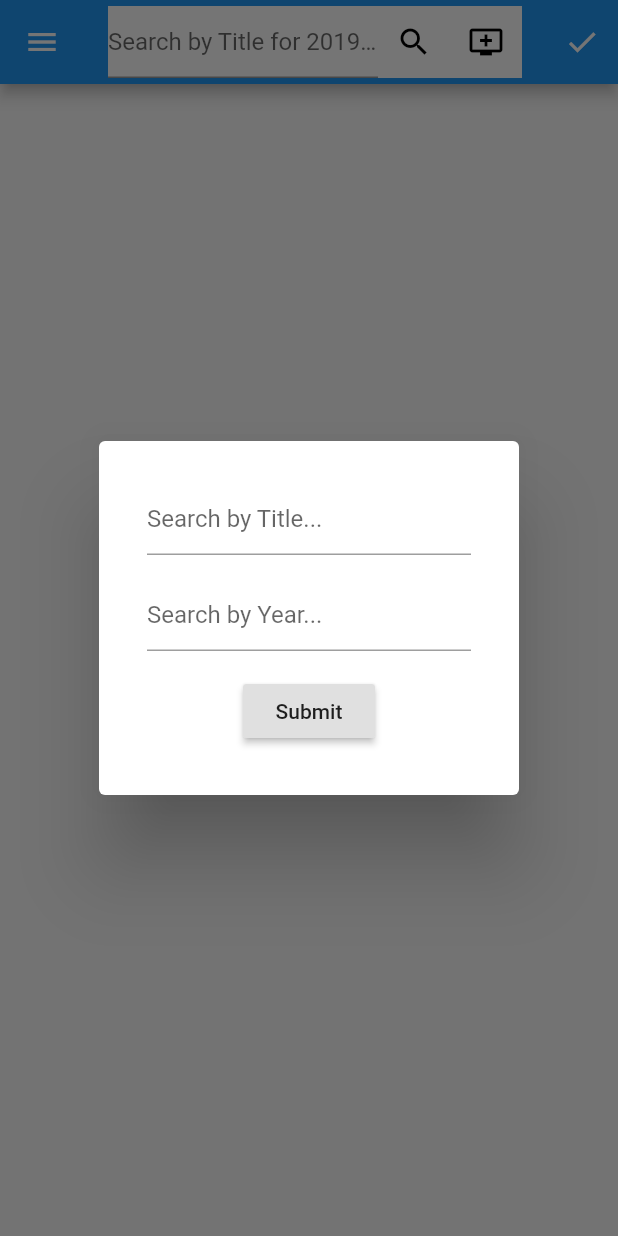
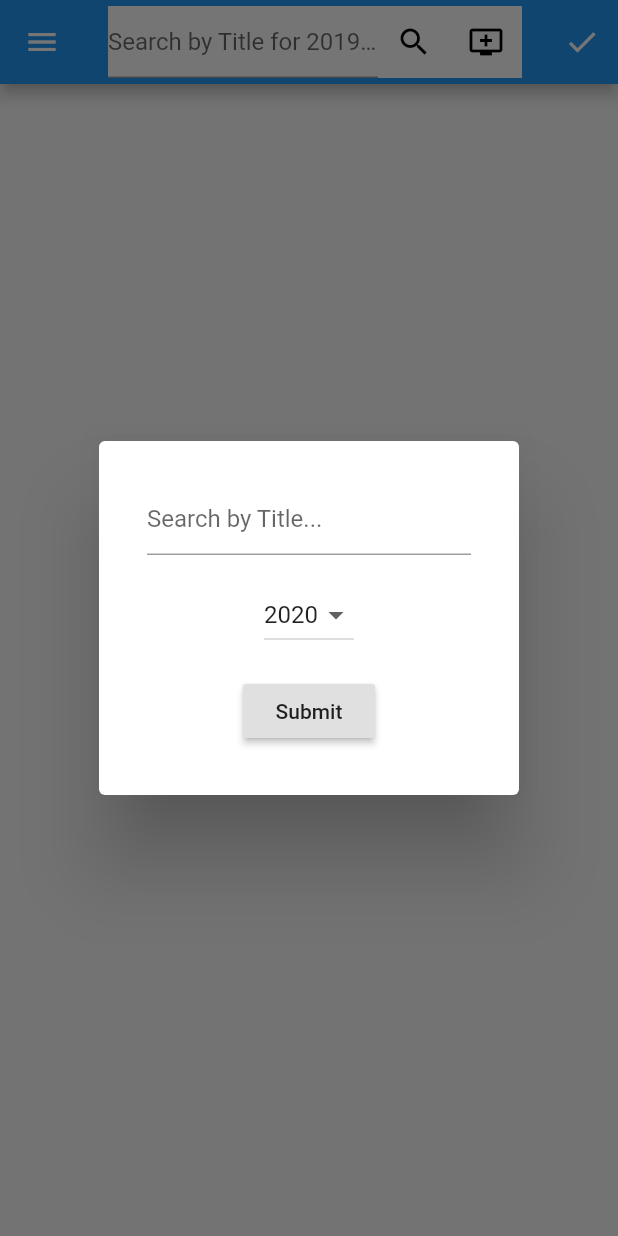
Before and after one commit to ggrangga/demo_app, a Flutter app: the screen it shows after launch, after a tap on the "search" icon, after a tap on the "add to queue" icon, on a phone screen of 412 x 824 dp. Run offline on Flutter 3.47's test engine with Material 2 defaults, Android fonts, the phone set to English and light mode, and no system bars; network calls fail.

Commit message:
still looking why dropdown label not change

```diff
--- a/lib/src/app.dart
+++ b/lib/src/app.dart
@@ -56,9 +56,12 @@ class AppState extends State<App> {
         appBar: AppBar(
           centerTitle: true,
           title: typing
-              ? SearchBox(
+              ? SearchBoxPage(
                   onSearchTappedCallback: (String movieName) {
                     fetchImageSearch(movieName);
+                    setState(() {
+                      typing = !typing;
+                    });
                   },
                 )
               : Text('omdbapi.com'),
@@ -77,11 +80,7 @@ class AppState extends State<App> {
             icon: Icon(
               Icons.menu,
             ),
-            onPressed: () {
-              /*setState(() {
-                typing = !typing;
-              });*/
-            },
+            onPressed: () {},
           ),
         ),
       ),
@@ -89,18 +88,20 @@ class AppState extends State<App> {
   }
 }
 
+class SearchBoxPage extends StatefulWidget{
+  final OnSearchTappedCallback onSearchTappedCallback;
+
+  SearchBoxPage({this.onSearchTappedCallback});
+
+  @override
+  SearchBoxState createState()=> SearchBoxState();
+}
+
 typedef OnSearchTappedCallback = Function(String);
-
-class SearchBox extends StatelessWidget {
-  final OnSearchTappedCallback onSearchTappedCallback;
-  final TextEditingController searchOnlyByTitleController =
-      new TextEditingController();
-  final TextEditingController searchByTitleController =
-      new TextEditingController();
-  final TextEditingController searchByYearController =
-      new TextEditingController();
-
-  SearchBox({this.onSearchTappedCallback});
+class SearchBoxState extends State<SearchBoxPage> {
+  String textfieldOnlyTitleValue = "";
+  String textfieldTitleValue = "";
+  String dropdownYearValue = "2020";
 
   @override
   Widget build(BuildContext context) {
@@ -111,10 +112,15 @@ class SearchBox extends StatelessWidget {
         children: [
           Expanded(
             child: TextField(
-              controller: searchOnlyByTitleController,
+              //controller: searchOnlyByTitleController,
               decoration: InputDecoration(
                 hintText: "Search by Title for 2019...",
               ),
+              onChanged: (value) {
+                setState(() {
+                  textfieldOnlyTitleValue = value;
+                });
+              },
             ),
           ),
           IconButton(
@@ -123,10 +129,11 @@ class SearchBox extends StatelessWidget {
               color: Colors.black,
             ),
             onPressed: () {
-              String str = searchOnlyByTitleController.text;
-              if (str.length > 0) {
-                onSearchTappedCallback("&s=$str&y=2019");
-                searchOnlyByTitleController.text = "";
+              if (textfieldOnlyTitleValue.length > 0) {
+                widget.onSearchTappedCallback("&s=$textfieldOnlyTitleValue&y=2019");
+                setState(() {
+                  textfieldOnlyTitleValue = "";
+                });
               }
             },
           ),
@@ -147,7 +154,11 @@ class SearchBox extends StatelessWidget {
                             Padding(
                               padding: EdgeInsets.all(8.0),
                               child: TextField(
-                                controller: searchByTitleController,
+                                onChanged: (value) {
+                                  setState(() {
+                                    textfieldTitleValue = value;
+                                  });
+                                },
                                 decoration: InputDecoration(
                                   hintText: "Search by Title...",
                                 ),
@@ -155,11 +166,19 @@ class SearchBox extends StatelessWidget {
                             ),
                             Padding(
                               padding: EdgeInsets.all(8.0),
-                              child: TextField(
-                                controller: searchByYearController,
-                                decoration: InputDecoration(
-                                  hintText: "Search by Year...",
-                                ),
+                              child: DropdownButton<String>(
+                               // controller: searchByYearController,
+                               value: dropdownYearValue,
+                                items: <String>['2017', '2018', '2019', '2020'].map((String value) {
+                                  return new DropdownMenuItem<String>(
+                                    value: value,
+                                    child: new Text(value),
+                                  );
+                                }).toList(),
+                                onChanged: (value) {
+                                  print("dropdownYearValue " + value);
+                                  setState(() => dropdownYearValue = value);
+                                },
                               ),
                             ),
                             Padding(
@@ -167,21 +186,20 @@ class SearchBox extends StatelessWidget {
                               child: RaisedButton(
                                 child: Text("Submit"),
                                 onPressed: () {
-                                  String strTitle =
-                                      searchByTitleController.text;
-                                  String strYear = searchByYearController.text;
                                   String r = "";
-                                  if (strTitle.length > 0) {
-                                    r += "&s=$strTitle";
-                                    searchByTitleController.text = "";
-                                  }
-                                  if (strYear.length > 0) {
-                                    r += "&y=$strYear";
-                                    searchByYearController.text = "";
-                                  }
+                                  if (textfieldTitleValue.length > 0)
+                                    r += "&s=$textfieldTitleValue";
+
+                                  if (dropdownYearValue.length > 0)
+                                    r += "&y=$dropdownYearValue";
+
 
                                   if (r.length > 0) {
-                                    onSearchTappedCallback(r);
+                                    widget.onSearchTappedCallback(r);
+                                    setState(() {
+                                      textfieldTitleValue = "";
+                                      dropdownYearValue = "2020";
+                                    });
                                     Navigator.pop(context);
                                   }
                                 },
```
Also changed, not shown: lib/src/widget/image_list.dart (+12 -0 lines).
